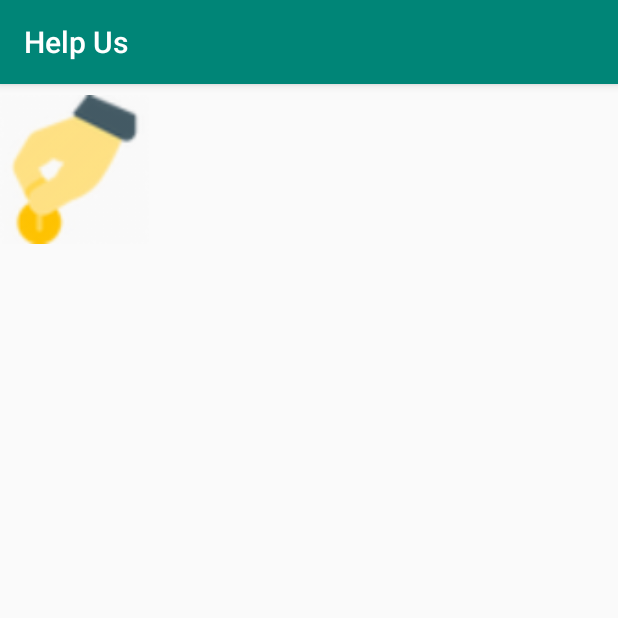
After one commit to atharvspathak/HelpUs, an Android app: the OrganisationDonation screen opened directly, with no data from a screen before it, on a phone screen of 412 x 824 dp, the top half of it. The commit adds this screen. Run offline under Robolectric (Android 15) with nearby library versions, the phone set to English and light mode, and no system bars.

Commit message:
Donation Tab

```diff
--- a/app/src/main/AndroidManifest.xml
+++ b/app/src/main/AndroidManifest.xml
@@ -4,12 +4,13 @@
 
     <application
         android:allowBackup="true"
-        android:icon="@mipmap/icon"
         android:label="Help Us"
         android:roundIcon="@mipmap/ic_launcher_round"
         android:supportsRtl="true"
         android:theme="@style/AppTheme">
-        <activity android:name=".Oprofile"></activity>
+        <activity android:name=".OrganisationDonation"></activity>
+        <activity android:name=".UserDonation" />
+        <activity android:name=".Oprofile" />
         <activity
             android:name=".Uprofile"
             android:theme="@style/AppTheme.NoActionBar" />
--- /dev/null
+++ b/app/src/main/java/com/example/myapplication/OrganisationDonation.java
@@ -0,0 +1,14 @@
+package com.example.myapplication;
+
+import androidx.appcompat.app.AppCompatActivity;
+
+import android.os.Bundle;
+
+public class OrganisationDonation extends AppCompatActivity {
+
+    @Override
+    protected void onCreate(Bundle savedInstanceState) {
+        super.onCreate(savedInstanceState);
+        setContentView(R.layout.activity_organisation_donation);
+    }
+}
--- a/app/src/main/res/layout/activity_login_home.xml
+++ b/app/src/main/res/layout/activity_login_home.xml
@@ -4,7 +4,6 @@ xmlns:app="http://schemas.android.com/apk/res-auto"
 xmlns:tools="http://schemas.android.com/tools"
 android:layout_width="match_parent"
 android:layout_height="match_parent"
-android:background="@mipmap/user_profile_background"
 tools:context=".LoginHome">
 
 <ImageView
--- a/app/src/main/res/layout/activity_oprofile.xml
+++ b/app/src/main/res/layout/activity_oprofile.xml
@@ -4,7 +4,6 @@
     xmlns:tools="http://schemas.android.com/tools"
     android:layout_width="match_parent"
     android:layout_height="match_parent"
-    android:background="@mipmap/u_background"
     tools:context=".Oprofile">
 
     <TextView
--- /dev/null
+++ b/app/src/main/res/layout/activity_organisation_donation.xml
@@ -0,0 +1,16 @@
+<?xml version="1.0" encoding="utf-8"?>
+<androidx.constraintlayout.widget.ConstraintLayout xmlns:android="http://schemas.android.com/apk/res/android"
+    xmlns:app="http://schemas.android.com/apk/res-auto"
+    xmlns:tools="http://schemas.android.com/tools"
+    android:layout_width="match_parent"
+    android:layout_height="match_parent"
+    tools:context=".OrganisationDonation">
+
+    <ImageView
+        android:id="@+id/imageView2"
+        android:layout_width="99dp"
+        android:layout_height="114dp"
+        app:srcCompat="@mipmap/donation"
+        tools:layout_editor_absoluteX="152dp"
+        tools:layout_editor_absoluteY="283dp" />
+</androidx.constraintlayout.widget.ConstraintLayout>
--- a/app/src/main/res/layout/activity_organisation_home.xml
+++ b/app/src/main/res/layout/activity_organisation_home.xml
@@ -4,7 +4,6 @@ xmlns:app="http://schemas.android.com/apk/res-auto"
 xmlns:tools="http://schemas.android.com/tools"
 android:layout_width="match_parent"
 android:layout_height="match_parent"
-android:background="@mipmap/user_profile_background"
 tools:context=".OrganisationHome">
 
     <ImageView
--- a/app/src/main/res/layout/activity_uprofile.xml
+++ b/app/src/main/res/layout/activity_uprofile.xml
@@ -4,7 +4,6 @@
     xmlns:tools="http://schemas.android.com/tools"
     android:layout_width="match_parent"
     android:layout_height="match_parent"
-    android:background="@mipmap/u_background"
     tools:context=".Uprofile">
 
     <TextView
--- a/app/src/main/res/values/strings.xml
+++ b/app/src/main/res/values/strings.xml
@@ -33,5 +33,11 @@
     <string name="contact_number">Contact Number</string>
     <string name="organisation">Organisation</string>
 
+    <string-array name="Type">
+        <item>Food</item>
+        <item>Clothes</item>
+        <item>Money</item>
 
+
+    </string-array>
 </resources>
--- a/build.gradle
+++ b/build.gradle
@@ -7,7 +7,7 @@ buildscript {
 
     }
     dependencies {
-        classpath 'com.android.tools.build:gradle:3.5.0'
+        classpath 'com.android.tools.build:gradle:3.5.1'
         classpath 'com.google.gms:google-services:4.3.2'
         // NOTE: Do not place your application dependencies here; they belong
         // in the individual module build.gradle files
```
Also changed, not shown: app/src/main/java/com/example/myapplication/LoginHome.java (+13 -8 lines).
